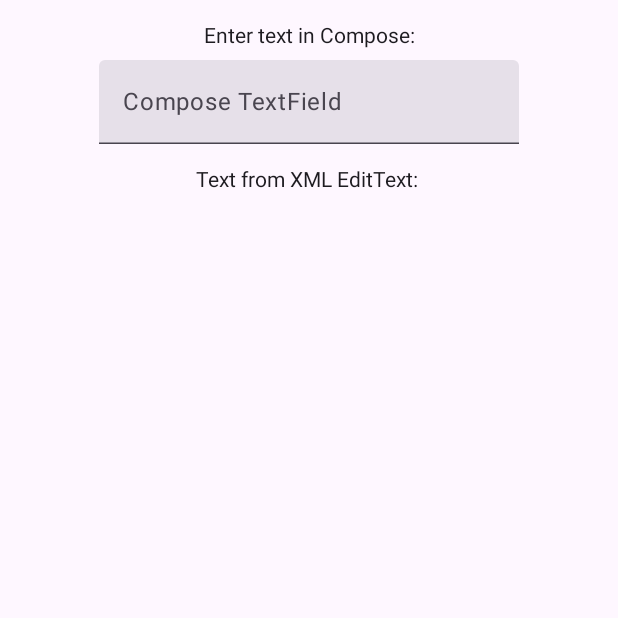
After one commit to AmirDev15/compose_tutorial, an Android app built with Jetpack Compose: the composable ComposeTextFieldSection called with empty values, on a phone screen of 412 x 824 dp, the top half of it. The commit adds this screen. Run offline under Robolectric (Android 15) with nearby library versions, the phone set to English and light mode, and no system bars; Roboto replaces fonts that are not available here.

Commit message:
Compose Interoperability(integrate Compose with XML)

```diff
--- a/app/build.gradle.kts
+++ b/app/build.gradle.kts
@@ -62,6 +62,7 @@ dependencies {
     implementation(libs.androidx.material3.desktop)
     implementation(libs.androidx.navigation.compose)
     implementation(libs.generativeai)
+    implementation(libs.androidx.constraintlayout)
     testImplementation(libs.junit)
     androidTestImplementation(libs.androidx.junit)
     androidTestImplementation(libs.androidx.espresso.core)
--- /dev/null
+++ b/app/src/main/java/com/example/jetpack_compose/ComposeTextFieldSection.kt
@@ -0,0 +1,44 @@
+package com.example.jetpack_compose
+
+import androidx.compose.foundation.layout.Column
+import androidx.compose.foundation.layout.Spacer
+import androidx.compose.foundation.layout.fillMaxWidth
+import androidx.compose.foundation.layout.height
+import androidx.compose.foundation.layout.padding
+import androidx.compose.material3.ExperimentalMaterial3Api
+import androidx.compose.material3.Text
+import androidx.compose.material3.TextField
+import androidx.compose.runtime.Composable
+import androidx.compose.runtime.getValue
+import androidx.compose.runtime.mutableStateOf
+import androidx.compose.runtime.remember
+import androidx.compose.runtime.setValue
+import androidx.compose.ui.Alignment
+import androidx.compose.ui.Modifier
+import androidx.compose.ui.unit.dp
+
+@OptIn(ExperimentalMaterial3Api::class)
+@Composable
+fun ComposeTextFieldSection(textFromXml: String, onComposeTextChanged: (String) -> Unit) {
+    var text by remember { mutableStateOf("") }
+
+    Column(
+        modifier = Modifier
+            .fillMaxWidth()
+            .padding(16.dp),
+        horizontalAlignment = Alignment.CenterHorizontally
+    ) {
+        Text(text = "Enter text in Compose:")
+        Spacer(modifier = Modifier.height(8.dp))
+        TextField(
+            value = text,
+            onValueChange = {
+                text = it
+                onComposeTextChanged(it) // Notify MainActivity of text change
+            },
+            label = { Text("Compose TextField") }
+        )
+        Spacer(modifier = Modifier.height(16.dp))
+        Text("Text from XML EditText: $textFromXml")
+    }
+}
--- a/gradle/libs.versions.toml
+++ b/gradle/libs.versions.toml
@@ -11,6 +11,7 @@ composeBom = "2023.08.00"
 material3Desktop = "1.2.1"
 navigationCompose = "2.7.7"
 generativeai = "0.7.0"
+constraintlayout = "2.1.4"
 
 [libraries]
 androidx-core-ktx = { group = "androidx.core", name = "core-ktx", version.ref = "coreKtx" }
@@ -30,6 +31,7 @@ androidx-material3 = { group = "androidx.compose.material3", name = "material3"
 androidx-material3-desktop = { group = "androidx.compose.material3", name = "material3-desktop", version.ref = "material3Desktop" }
 androidx-navigation-compose = { group = "androidx.navigation", name = "navigation-compose", version.ref = "navigationCompose" }
 generativeai = { group = "com.google.ai.client.generativeai", name = "generativeai", version.ref = "generativeai" }
+androidx-constraintlayout = { group = "androidx.constraintlayout", name = "constraintlayout", version.ref = "constraintlayout" }
 
 [plugins]
 android-application = { id = "com.android.application", version.ref = "agp" }
```
Also changed, not shown: app/src/main/AndroidManifest.xml (+8 -0 lines), app/src/main/java/com/example/jetpack_compose/MainActivity.kt (+46 -7 lines), app/src/main/res/layout/compose_on_xml.xml (added, +19 -0 lines).
